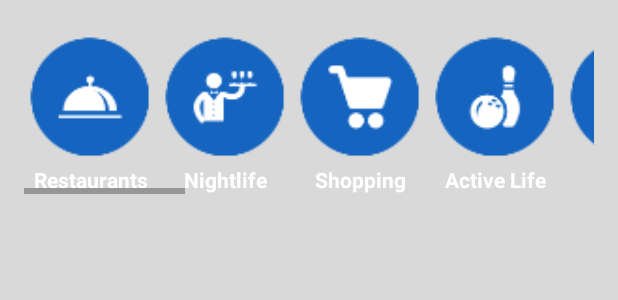
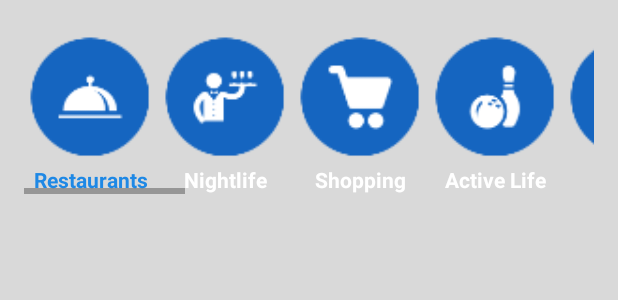
Before and after one commit to ProAFSolutions/CubaTrip, an Android app: the layout activity_categories.xml on its own in the app's theme, with its tools: preview values and no code run, on a phone screen of 412 x 824 dp. Shown: the top 300 px of the screen. Run offline under Robolectric (Android 15) with nearby library versions, the phone set to English and light mode, and no system bars.

Commit message:
Fix Menu CategoriesActivity

```diff
--- a/app/src/main/res/layout/activity_categories.xml
+++ b/app/src/main/res/layout/activity_categories.xml
@@ -10,12 +10,15 @@
     tools:context="com.proafsolutions.cubatrip.ui.activity.CategoriesActivity"
     android:background="#d9d9d9">
 
+    <LinearLayout android:id="@+id/fullLayout"
+        android:layout_width="match_parent"
+        android:layout_height="wrap_content"
+        android:orientation="vertical">
+
         <LinearLayout android:id="@+id/linLayout1"
             android:layout_width="match_parent"
             android:layout_height="wrap_content"
             android:orientation="horizontal">
-
-
 
             <HorizontalScrollView xmlns:android="http://schemas.android.com/apk/res/android"
                 android:layout_width="match_parent"
@@ -27,7 +30,8 @@
                     android:animateLayoutChanges="true"
                     android:orientation="horizontal"
                     android:scrollbars="horizontal"
-                android:layout_marginTop="4dp">
+                    android:layout_marginTop="4dp"
+                    android:id="@+id/LayoutMenu">
 
                     <LinearLayout
                         android:layout_width="80dp"
@@ -40,7 +44,8 @@
                             android:layout_width="90dp"
                             android:layout_height="90dp"
                             android:layout_gravity="center"
-                android:background="@mipmap/food_cat" />
+                            android:background="@mipmap/food_cat"
+                            android:onClick="onImageSelectClick"/>
 
                         <TextView
                             android:id="@+id/txtRestaurants"
@@ -48,7 +53,7 @@
                             android:layout_height="wrap_content"
                             android:gravity="center"
                             android:text="@string/Restaurants"
-                android:textColor="#FFFFFF"
+                            android:textColor="#1E88E5"
                             android:textStyle="bold" />
                     </LinearLayout>
 
@@ -62,7 +67,7 @@
                             android:layout_width="90dp"
                             android:layout_height="90dp"
                             android:layout_gravity="center"
-                    android:background="@mipmap/night_cat" />
+                            android:background="@mipmap/night_cat" android:onClick="onImageSelectClick" />
 
                         <TextView
                             android:id="@+id/txtNightlife"
@@ -84,7 +89,7 @@
                             android:layout_width="90dp"
                             android:layout_height="90dp"
                             android:layout_gravity="center"
-                        android:background="@mipmap/shopping_cat" />
+                            android:background="@mipmap/shopping_cat" android:onClick="onImageSelectClick" />
 
                         <TextView
                             android:id="@+id/txtShopping"
@@ -106,7 +111,7 @@
                             android:layout_width="90dp"
                             android:layout_height="90dp"
                             android:layout_gravity="center"
-                        android:background="@mipmap/sport_cat" />
+                            android:background="@mipmap/sport_cat" android:onClick="onImageSelectClick"/>
 
                         <TextView
                             android:id="@+id/txtSport"
@@ -128,7 +133,7 @@
                             android:layout_width="90dp"
                             android:layout_height="90dp"
                             android:layout_gravity="center"
-                        android:background="@mipmap/art_cat" />
+                            android:background="@mipmap/art_cat" android:onClick="onImageSelectClick"/>
 
                         <TextView
                             android:id="@+id/txtArt"
@@ -150,7 +155,7 @@
                             android:layout_width="90dp"
                             android:layout_height="90dp"
                             android:layout_gravity="center"
-                        android:background="@mipmap/car_cat" />
+                            android:background="@mipmap/car_cat" android:onClick="onImageSelectClick"/>
 
                         <TextView
                             android:id="@+id/txtAutomotive"
@@ -172,7 +177,7 @@
                             android:layout_width="90dp"
                             android:layout_height="90dp"
                             android:layout_gravity="center"
-                        android:background="@mipmap/beauty_car" />
+                            android:background="@mipmap/beauty_car" android:onClick="onImageSelectClick"/>
 
                         <TextView
                             android:id="@+id/txtBeauty"
@@ -194,7 +199,7 @@
                             android:layout_width="90dp"
                             android:layout_height="90dp"
                             android:layout_gravity="center"
-                        android:background="@mipmap/education_cat" />
+                            android:background="@mipmap/education_cat" android:onClick="onImageSelectClick"/>
 
                         <TextView
                             android:id="@+id/txtEducation"
@@ -216,7 +221,7 @@
                             android:layout_width="90dp"
                             android:layout_height="90dp"
                             android:layout_gravity="center"
-                        android:background="@mipmap/event_cat" />
+                            android:background="@mipmap/event_cat" android:onClick="onImageSelectClick"/>
 
                         <TextView
                             android:id="@+id/txtEvents"
@@ -238,7 +243,7 @@
                             android:layout_width="90dp"
                             android:layout_height="90dp"
                             android:layout_gravity="center"
-                        android:background="@mipmap/medical_cat" />
+                            android:background="@mipmap/medical_cat" android:onClick="onImageSelectClick"/>
 
                         <TextView
                             android:id="@+id/txtMedical"
@@ -260,7 +265,7 @@
                             android:layout_width="90dp"
                             android:layout_height="90dp"
                             android:layout_gravity="center"
-                        android:background="@mipmap/services_cat" />
+                            android:background="@mipmap/services_cat" android:onClick="onImageSelectClick"/>
 
                         <TextView
                             android:id="@+id/txtServices"
@@ -284,7 +289,7 @@
                             android:layout_width="90dp"
                             android:layout_height="90dp"
                             android:layout_gravity="center"
-                        android:background="@mipmap/hotel_cat" />
+                            android:background="@mipmap/hotel_cat" android:onClick="onImageSelectClick"/>
 
                         <TextView
                             android:id="@+id/txtHotel"
@@ -306,7 +311,7 @@
                             android:layout_width="90dp"
                             android:layout_height="90dp"
                             android:layout_gravity="center"
-                        android:background="@mipmap/pet_cat" />
+                            android:background="@mipmap/pet_cat" android:onClick="onImageSelectClick"/>
 
                         <TextView
                             android:id="@+id/txtPets"
@@ -328,7 +333,7 @@
                             android:layout_width="90dp"
                             android:layout_height="90dp"
                             android:layout_gravity="center"
-                        android:background="@mipmap/gas_cat" />
+                            android:background="@mipmap/gas_cat" android:onClick="onImageSelectClick"/>
 
                         <TextView
                             android:id="@+id/txtGas"
@@ -350,7 +355,7 @@
                             android:layout_width="90dp"
                             android:layout_height="90dp"
                             android:layout_gravity="center"
-                        android:background="@mipmap/wifi_cat" />
+                            android:background="@mipmap/wifi_cat" android:onClick="onImageSelectClick"/>
 
                         <TextView
                             android:id="@+id/txtWifi"
@@ -370,4 +375,13 @@
         </LinearLayout>
 
 
+
+        <ListView
+            android:id="@+id/android:list"
+            android:layout_width="fill_parent"
+            android:layout_height="fill_parent" />
+
+    </LinearLayout>
+
+
 </RelativeLayout>
```
Also changed, not shown: app/src/main/java/com/proafsolutions/cubatrip/ui/activity/CategoriesActivity.java (added, +30 -0 lines), app/src/main/java/com/proafsolutions/cubatrip/ui/presenter/CategoriesPresenter.java (added, +79 -0 lines). Lines whose indentation alone changed are shown as unchanged.
